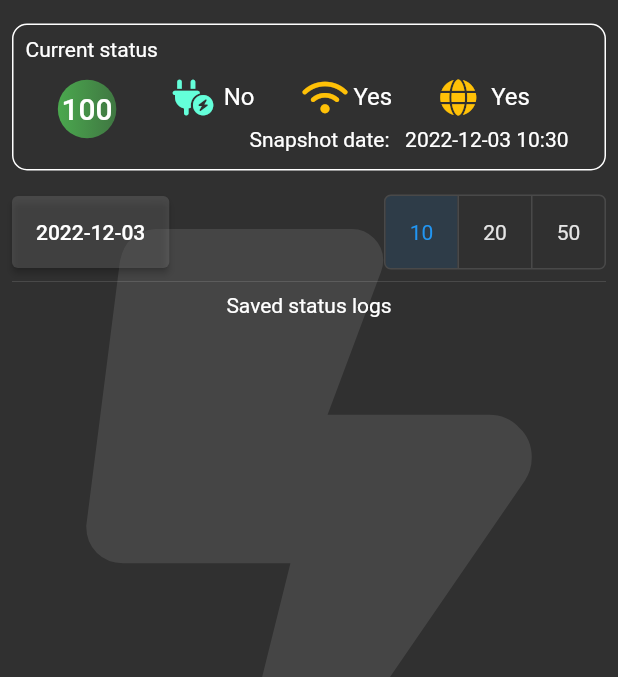
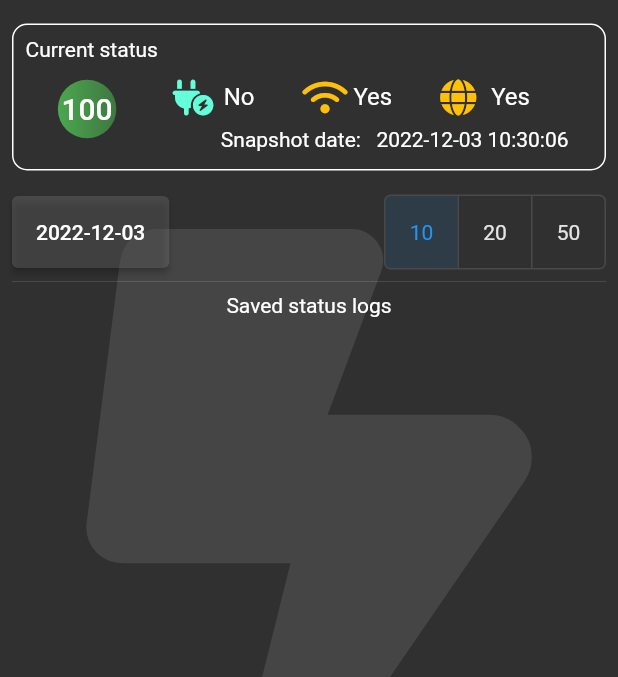
Before and after one commit to fluttercourseKRN/home_work_3, a Flutter app: the screen it shows after launch, on a phone screen of 412 x 824 dp, the part 92-769 px from its top. Run offline on Flutter 3.47's test engine with Material 2 defaults, Android fonts, the phone set to English and light mode, and no system bars; our stand-ins replace battery_plus, cloud_firestore, connectivity_plus, firebase_core, flutter_slidable, flutter_spinkit and 2 more; missing offline and left inert: network_info_plus; accounts and stored records are empty.

```diff
--- a/lib/controllers/device_info_manager.dart
+++ b/lib/controllers/device_info_manager.dart
@@ -22,7 +22,7 @@ class DeviceInfoManager {
   static Stream<InfoRecord> getRealtimeInfo() async* {
     yield* Stream.periodic(
       const Duration(seconds: 1),
-      (computationCount) {
+      (_) {
         return getCurrentInfo();
       },
     ).asyncMap((event) async => await event);
--- a/lib/screens/home_screen.dart
+++ b/lib/screens/home_screen.dart
@@ -90,8 +90,10 @@ class HomeScreen extends StatelessWidget {
                               child: Card(
                                 elevation: 8,
                                 color: Colors.grey.withAlpha(Utils.opacity),
-                                child:
-                                    ListTileInfoRecord(infoRecord: infoRecord),
+                                child: ListTileInfoRecord(
+                                  infoRecord: infoRecord,
+                                  dateFormat: Utils.dateTimeFormat,
+                                ),
                               ),
                             );
                           },
--- a/lib/utils/utils.dart
+++ b/lib/utils/utils.dart
@@ -1,6 +1,7 @@
 import 'package:intl/intl.dart';
 
 class Utils {
+  static final dateTimeWithSecFormat = DateFormat("yyyy-MM-dd HH:mm:ss");
   static final dateTimeFormat = DateFormat("yyyy-MM-dd HH:mm");
   static final dateFormat = DateFormat("yyyy-MM-dd");
   static const int opacity = 60;
--- a/lib/widgets/list_tile_info_record.dart
+++ b/lib/widgets/list_tile_info_record.dart
@@ -1,6 +1,6 @@
-import 'package:blackout_tracker/utils/utils.dart';
 import 'package:flutter/material.dart';
 import 'package:font_awesome_flutter/font_awesome_flutter.dart';
+import 'package:intl/intl.dart';
 
 import '../model/info_record.dart';
 import 'title_status_element.dart';
@@ -9,10 +9,11 @@ class ListTileInfoRecord extends StatelessWidget {
   const ListTileInfoRecord({
     Key? key,
     required this.infoRecord,
+    required this.dateFormat,
   }) : super(key: key);
 
   final InfoRecord infoRecord;
-
+  final DateFormat dateFormat;
   Gradient _getColorForBatteryLevel(int batteryLevel) {
     if (batteryLevel < 25) {
       return LinearGradient(
@@ -67,7 +68,7 @@ class ListTileInfoRecord extends StatelessWidget {
         ],
       ),
       subtitle: Text(
-        "Snapshot date:   ${Utils.dateTimeFormat.format(infoRecord.dateTime)}",
+        "Snapshot date:   ${dateFormat.format(infoRecord.dateTime)}",
         style: Theme.of(context).textTheme.bodyMedium,
         textAlign: TextAlign.right,
       ),
--- a/lib/widgets/tile_current_info_record.dart
+++ b/lib/widgets/tile_current_info_record.dart
@@ -1,4 +1,5 @@
 import 'package:blackout_tracker/model/info_record.dart';
+import 'package:blackout_tracker/utils/utils.dart';
 import 'package:flutter/material.dart';
 import 'package:flutter_spinkit/flutter_spinkit.dart';
 
@@ -12,11 +13,10 @@ class TileCurrentInfoRecord extends StatelessWidget {
 
   @override
   Widget build(BuildContext context) {
-    return FutureBuilder<InfoRecord>(
-      future: DeviceInfoManager.getCurrentInfo(),
+    return StreamBuilder<InfoRecord>(
+      stream: DeviceInfoManager.getRealtimeInfo(),
       builder: (context, snapshot) {
-        if (snapshot.connectionState == ConnectionState.done &&
-            snapshot.data != null) {
+        if (snapshot.hasData) {
           return Container(
             decoration: BoxDecoration(
               borderRadius: BorderRadius.circular(10),
@@ -32,7 +32,10 @@ class TileCurrentInfoRecord extends StatelessWidget {
                       "Current status",
                     ),
                   ),
-                  ListTileInfoRecord(infoRecord: snapshot.data!),
+                  ListTileInfoRecord(
+                    dateFormat: Utils.dateTimeWithSecFormat,
+                    infoRecord: snapshot.data!,
+                  ),
                 ],
               ),
             ),
```
